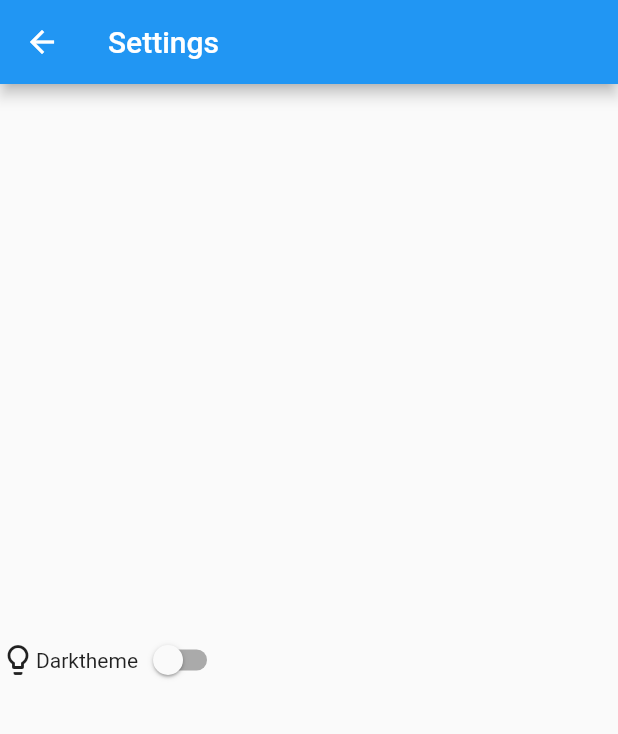
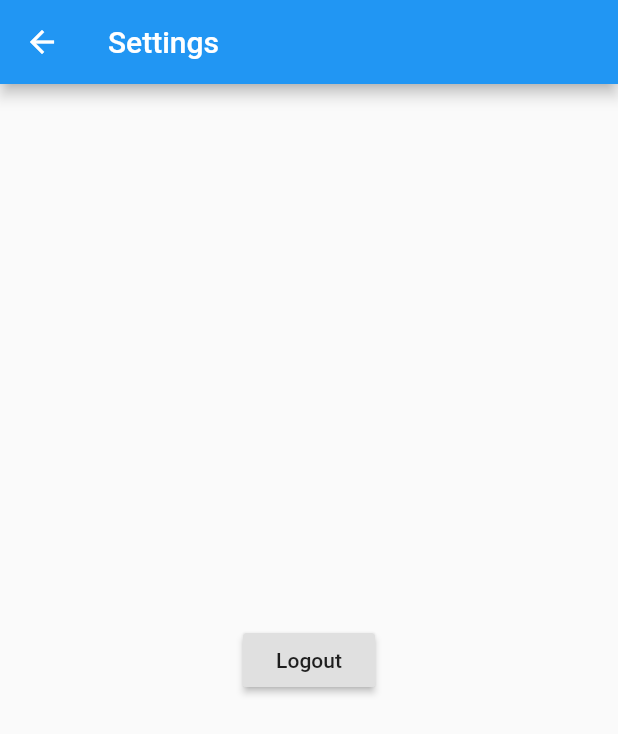
Before and after one commit to DschoDschiii/death_delay, a Flutter app: the Settings screen opened directly, on a phone screen of 412 x 824 dp. Shown: the top 734 px of the screen. Run offline on Flutter 3.47's test engine with Material 2 defaults, Android fonts, the light colour scheme and no system bars; our stand-ins replace shared_preferences; missing offline and left inert: flutter_nfc_reader; accounts and stored records are empty; statements that could not run were skipped.

Commit message:
added logout button in settings_widget.dart

```diff
--- a/lib/widget/settings_widget.dart
+++ b/lib/widget/settings_widget.dart
@@ -1,3 +1,4 @@
+import 'package:death_delay/class/save_things.dart';
 import 'package:flutter/cupertino.dart';
 import 'package:flutter/material.dart';
 
@@ -13,20 +14,23 @@ class SettingsWidgetState extends State<SettingsWidget> {
   @override
   Widget build(BuildContext context) {
     return Row(
+      mainAxisAlignment: MainAxisAlignment.center,
       children: <Widget>[
-        Icon(Icons.lightbulb_outline),
-        Text('Darktheme'),
-        Switch(
-          value: darkTheme,
-          onChanged: _changeTheme,
+        RaisedButton(
+          child: Text('Logout'),
+          onPressed: _onPressed,
         )
       ],
     );
   }
 
-  void _changeTheme(bool value) {
-    setState(() {
-      darkTheme = value;
-    });
+  void _onPressed(){
+    SaveThings().saveLoggedIn(false);
   }
+
+//  void _changeTheme(bool value) {
+//    setState(() {
+//      darkTheme = value;
+//    });
+//  }
 }
```
